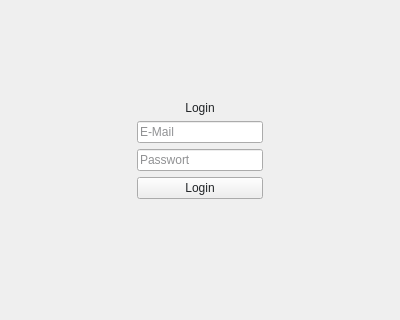
First picture: the form in HR_Managment_System_Application/auth/login.ui, repository MehmetMertt/twentyONE_HR_System, before the edit; both pictures show x 0 to 400 and y 140 to 460 of the 400 by 600 pixel window.
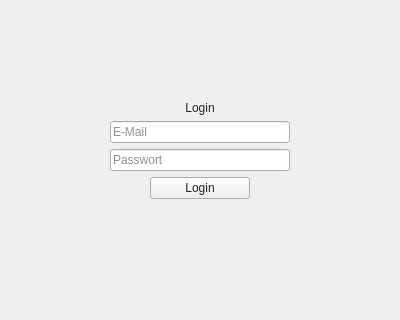
Second picture: the form after the edit.

Patch:
```diff
--- a/HR_Managment_System_Application/auth/login.ui
+++ b/HR_Managment_System_Application/auth/login.ui
@@ -245,7 +245,28 @@
       </widget>
      </item>
      <item>
+      <layout class="QHBoxLayout" name="horizontalLayout_2">
+       <item>
+        <spacer name="horizontalSpacer_3">
+         <property name="orientation">
+          <enum>Qt::Horizontal</enum>
+         </property>
+         <property name="sizeHint" stdset="0">
+          <size>
+           <width>40</width>
+           <height>20</height>
+          </size>
+         </property>
+        </spacer>
+       </item>
+       <item>
       <widget class="QPushButton" name="button">
+         <property name="minimumSize">
+          <size>
+           <width>100</width>
+           <height>0</height>
+          </size>
+         </property>
        <property name="cursor">
         <cursorShape>PointingHandCursor</cursorShape>
        </property>
@@ -259,6 +280,21 @@
         <string>primary</string>
        </property>
       </widget>
+       </item>
+       <item>
+        <spacer name="horizontalSpacer_4">
+         <property name="orientation">
+          <enum>Qt::Horizontal</enum>
+         </property>
+         <property name="sizeHint" stdset="0">
+          <size>
+           <width>40</width>
+           <height>20</height>
+          </size>
+         </property>
+        </spacer>
+       </item>
+      </layout>
      </item>
      <item>
       <widget class="QLabel" name="error_text">
```
Lines whose indentation alone changed are shown as unchanged.
